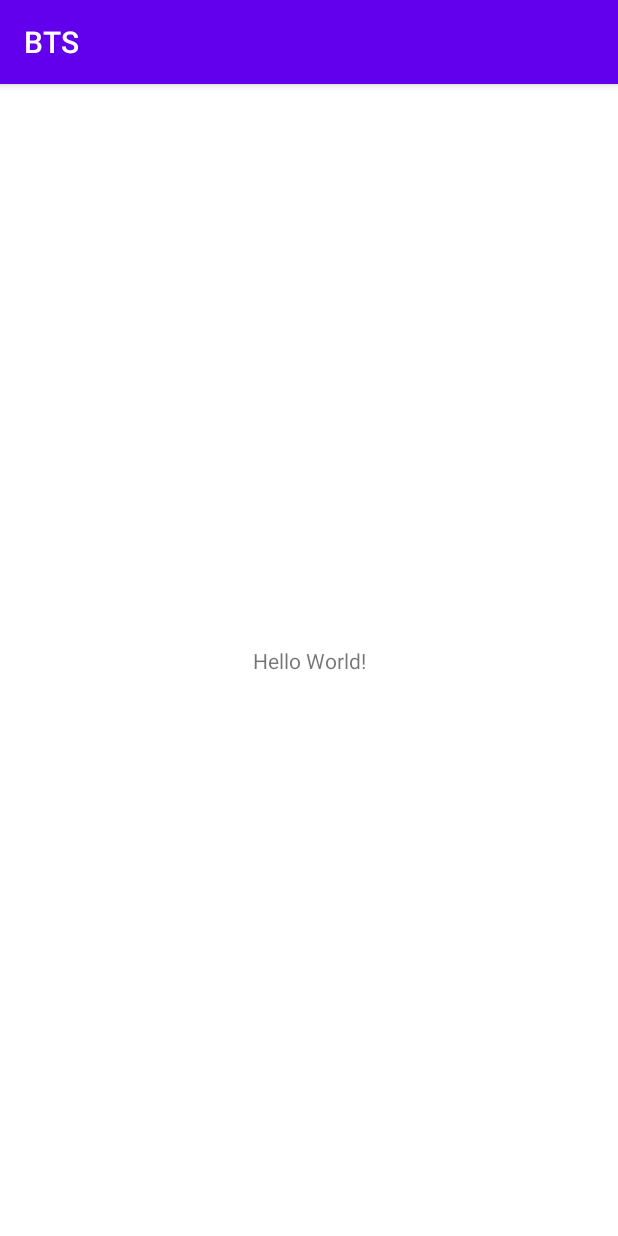
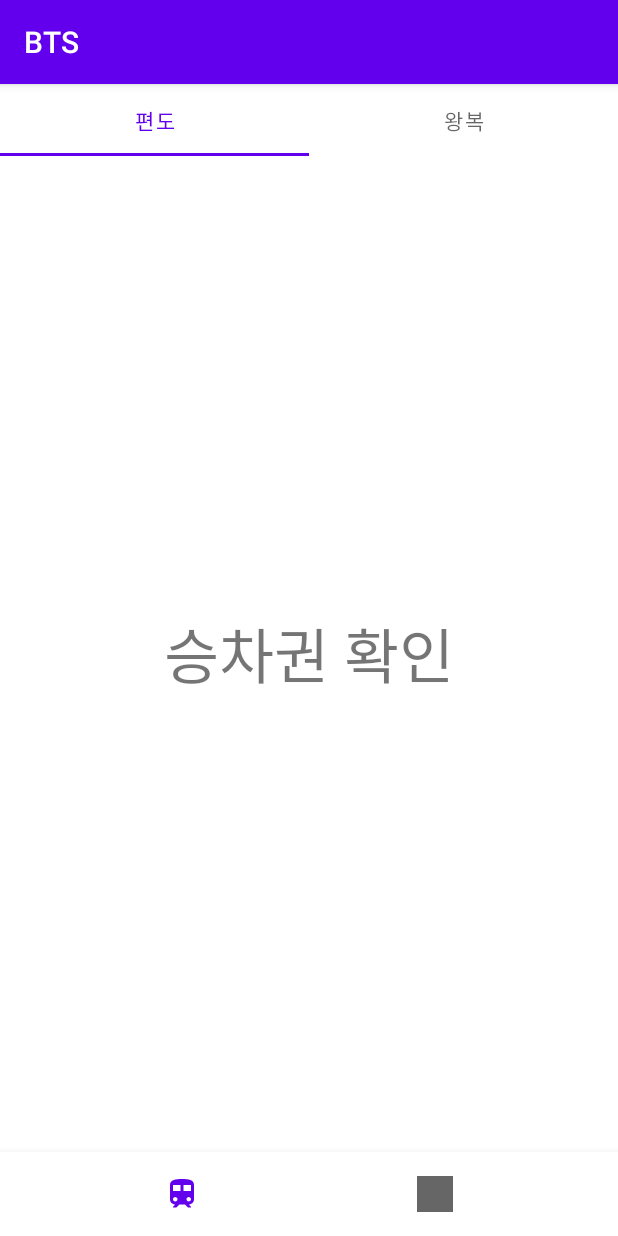
Before and after one commit to Dirtfy/BTS, an Android app: the screen it shows after launch (MainActivity), on a phone screen of 412 x 824 dp. Run offline under Robolectric (Android 15) with nearby library versions, the phone set to English and light mode, and no system bars.

Commit message:
기본틀

```diff
--- a/app/build.gradle
+++ b/app/build.gradle
@@ -29,7 +29,8 @@ android {
 }
 
 dependencies {
-
+    implementation 'com.github.bumptech.glide:glide:4.13.2'
+    annotationProcessor 'com.github.bumptech.glide:glide:4.13.2'
     implementation 'androidx.appcompat:appcompat:1.5.1'
     implementation 'com.google.android.material:material:1.7.0'
     implementation 'androidx.constraintlayout:constraintlayout:2.1.4'
--- a/app/src/main/AndroidManifest.xml
+++ b/app/src/main/AndroidManifest.xml
@@ -14,7 +14,7 @@
         android:theme="@style/Theme.BTS"
         tools:targetApi="31">
         <activity
-            android:name=".MainActivity"
+            android:name=".Home.MainActivity"
             android:exported="true">
             <intent-filter>
                 <action android:name="android.intent.action.MAIN" />
--- /dev/null
+++ b/app/src/main/java/com/dirtfy/bts/Home/Adapter/HowtogoPageAdapter.java
@@ -0,0 +1,43 @@
+package com.dirtfy.bts.Home.Adapter;
+
+import androidx.annotation.NonNull;
+import androidx.fragment.app.Fragment;
+import androidx.fragment.app.FragmentManager;
+import androidx.fragment.app.FragmentStatePagerAdapter;
+import androidx.viewpager.widget.PagerAdapter;
+
+import com.dirtfy.bts.Home.Fragment.Home_one_way;
+import com.dirtfy.bts.Home.Fragment.Home_round_trip;
+
+import java.util.ArrayList;
+
+public class HowtogoPageAdapter extends FragmentStatePagerAdapter {
+    private int numberOfFragment;
+
+    private ArrayList<Fragment> fragments;
+
+    public HowtogoPageAdapter(FragmentManager fm, ArrayList<Fragment> fragments, int numberOfFragment){
+        super(fm, FragmentStatePagerAdapter.BEHAVIOR_RESUME_ONLY_CURRENT_FRAGMENT);
+        this.fragments = fragments;
+        this.numberOfFragment = numberOfFragment;
+    }
+
+    @NonNull
+    @Override
+    public Fragment getItem(int position) {
+        return fragments.get(position);
+    }
+
+    @Override
+    public int getCount() {
+        return numberOfFragment;
+    }
+
+    public Home_one_way getPost1_fragment() {
+        return (Home_one_way) fragments.get(0);
+    }
+
+    public Home_round_trip getPost2_fragment() {
+        return (Home_round_trip) fragments.get(1);
+    }
+}
--- /dev/null
+++ b/app/src/main/java/com/dirtfy/bts/Home/Fragment/Home_Buyticket.java
@@ -0,0 +1,97 @@
+package com.dirtfy.bts.Home.Fragment;
+
+import android.content.Context;
+import android.os.Bundle;
+import android.view.LayoutInflater;
+import android.view.View;
+import android.view.ViewGroup;
+import com.bumptech.glide.Glide;
+import com.bumptech.glide.RequestManager;
+import androidx.annotation.NonNull;
+import androidx.annotation.Nullable;
+import androidx.fragment.app.Fragment;
+import androidx.viewpager.widget.ViewPager;
+
+import com.dirtfy.bts.Home.Adapter.HowtogoPageAdapter;
+import com.dirtfy.bts.R;
+import com.google.android.material.tabs.TabLayout;
+
+import java.util.ArrayList;
+
+
+public class Home_Buyticket extends Fragment {
+    private View view;
+
+    private static final String ARG_PARAM1 = "param1";
+    private static final String ARG_PARAM2 = "param2";
+    private int currentTabIndex = 0;
+    private ArrayList<Fragment> fragments;
+    private String mParam1;
+    private String mParam2;
+    private TabLayout tabLayout;
+    private ViewPager viewPager;
+    private HowtogoPageAdapter pageAdater;
+    private Context context;
+    private RequestManager mGlideRequestManager;
+    public Home_Buyticket() {
+        // Required empty public constructor
+    }
+
+    public static Home_Buyticket newInstance(String param1, String param2) {
+        Home_Buyticket fragment = new Home_Buyticket();
+        Bundle args = new Bundle();
+        args.putString(ARG_PARAM1, param1);
+        args.putString(ARG_PARAM2, param2);
+        fragment.setArguments(args);
+        return fragment;
+    }
+
+    @Override
+    public void onCreate(Bundle savedInstanceState) {
+        super.onCreate(savedInstanceState);
+        if (getArguments() != null) {
+            mParam1 = getArguments().getString(ARG_PARAM1);
+            mParam2 = getArguments().getString(ARG_PARAM2);
+        }
+        context = getContext();
+        mGlideRequestManager = Glide.with(getActivity());
+    }
+
+    @Nullable
+    @Override
+    public View onCreateView(@NonNull LayoutInflater inflater, @Nullable ViewGroup container, @Nullable Bundle savedInstanceState) {
+        view = inflater.inflate(R.layout.fragment_buyticket, container, false);
+        tabLayout = view.findViewById(R.id.buyticket_tabLayout);
+        viewPager = view.findViewById(R.id.viewPage);
+
+        tabLayout.addTab(tabLayout.newTab().setText(R.string.home_buyticket_tabname_one_way));
+        tabLayout.addTab(tabLayout.newTab().setText(R.string.home_buyticket_tabname_round_trip));
+
+        tabLayout.addOnTabSelectedListener(new TabLayout.OnTabSelectedListener() {
+            @Override
+            public void onTabSelected(TabLayout.Tab tab) {
+                currentTabIndex = tab.getPosition();
+                viewPager.setCurrentItem(currentTabIndex);
+            }
+
+            @Override
+            public void onTabUnselected(TabLayout.Tab tab) {
+
+            }
+
+            @Override
+            public void onTabReselected(TabLayout.Tab tab) {
+
+            }
+        });
+
+        fragments = new ArrayList<>();
+        fragments.add(new Home_one_way());
+        fragments.add(new Home_round_trip());
+        pageAdater = new HowtogoPageAdapter(getChildFragmentManager(), fragments, tabLayout.getTabCount());
+        viewPager.setAdapter(pageAdater);
+        viewPager.setCurrentItem(currentTabIndex);
+        viewPager.addOnPageChangeListener(new TabLayout.TabLayoutOnPageChangeListener(tabLayout));
+        return view;
+    }
+}
--- /dev/null
+++ b/app/src/main/java/com/dirtfy/bts/Home/Fragment/Home_Checkticket.java
@@ -0,0 +1,23 @@
+package com.dirtfy.bts.Home.Fragment;
+
+import android.os.Bundle;
+import android.view.LayoutInflater;
+import android.view.View;
+import android.view.ViewGroup;
+
+import androidx.annotation.NonNull;
+import androidx.annotation.Nullable;
+import androidx.fragment.app.Fragment;
+
+import com.dirtfy.bts.R;
+
+public class Home_Checkticket extends Fragment {
+    private View view;
+
+    @Nullable
+    @Override
+    public View onCreateView(@NonNull LayoutInflater inflater, @Nullable ViewGroup container, @Nullable Bundle savedInstanceState) {
+        view = inflater.inflate(R.layout.fragment_checkticket, container, false);
+        return view;
+    }
+}
--- /dev/null
+++ b/app/src/main/java/com/dirtfy/bts/Home/Fragment/Home_one_way.java
@@ -0,0 +1,23 @@
+package com.dirtfy.bts.Home.Fragment;
+
+import android.os.Bundle;
+import android.view.LayoutInflater;
+import android.view.View;
+import android.view.ViewGroup;
+
+import androidx.annotation.NonNull;
+import androidx.annotation.Nullable;
+import androidx.fragment.app.Fragment;
+
+import com.dirtfy.bts.R;
+
+public class Home_one_way extends Fragment {
+    private View view;
+
+    @Nullable
+    @Override
+    public View onCreateView(@NonNull LayoutInflater inflater, @Nullable ViewGroup container, @Nullable Bundle savedInstanceState) {
+        view = inflater.inflate(R.layout.fragment_checkticket, container, false);
+        return view;
+    }
+}
--- /dev/null
+++ b/app/src/main/java/com/dirtfy/bts/Home/Fragment/Home_round_trip.java
@@ -0,0 +1,23 @@
+package com.dirtfy.bts.Home.Fragment;
+
+import android.os.Bundle;
+import android.view.LayoutInflater;
+import android.view.View;
+import android.view.ViewGroup;
+
+import androidx.annotation.NonNull;
+import androidx.annotation.Nullable;
+import androidx.fragment.app.Fragment;
+
+import com.dirtfy.bts.R;
+
+public class Home_round_trip extends Fragment {
+    private View view;
+
+    @Nullable
+    @Override
+    public View onCreateView(@NonNull LayoutInflater inflater, @Nullable ViewGroup container, @Nullable Bundle savedInstanceState) {
+        view = inflater.inflate(R.layout.fragment_checkticket, container, false);
+        return view;
+    }
+}
--- /dev/null
+++ b/app/src/main/java/com/dirtfy/bts/Home/MainActivity.java
@@ -0,0 +1,47 @@
+package com.dirtfy.bts.Home;
+
+import androidx.annotation.NonNull;
+import androidx.appcompat.app.AppCompatActivity;
+import androidx.fragment.app.FragmentTransaction;
+
+import android.os.Bundle;
+import android.view.MenuItem;
+
+import com.dirtfy.bts.Home.Fragment.Home_Buyticket;
+import com.dirtfy.bts.Home.Fragment.Home_Checkticket;
+import com.dirtfy.bts.R;
+import com.google.android.material.bottomnavigation.BottomNavigationView;
+
+public class MainActivity extends AppCompatActivity {
+    BottomNavigationView main_bottom;
+    FragmentTransaction fragmentTransaction;
+    @Override
+    protected void onCreate(Bundle savedInstanceState) {
+        super.onCreate(savedInstanceState);
+        setContentView(R.layout.activity_main);
+
+        main_bottom = findViewById(R.id.bottomNavigationView);
+        main_bottom.setOnNavigationItemSelectedListener(new BottomNavigationView.OnNavigationItemSelectedListener() {
+            @Override
+            public boolean onNavigationItemSelected(@NonNull MenuItem item) {
+                setFragment(item.getItemId());
+                return true;
+            }
+        });
+        setFragment(R.id.bottom_buyticket);
+    }
+
+    public void setFragment(int n) {
+        fragmentTransaction = getSupportFragmentManager().beginTransaction();
+        switch (n) {
+            case R.id.bottom_buyticket:
+                Home_Buyticket Buyticket = new Home_Buyticket();
+                fragmentTransaction.replace(R.id.main_layout, Buyticket).commitAllowingStateLoss();
+                break;
+            case R.id.bottom_checkticket:
+                Home_Checkticket Checkticket = new Home_Checkticket();
+                fragmentTransaction.replace(R.id.main_layout,Checkticket).commit();
+                break;
+        }
+    }
+}
--- a/app/src/main/java/com/dirtfy/bts/MainActivity.java
+++ /dev/null
@@ -1,14 +0,0 @@
-package com.dirtfy.bts;
-
-import androidx.appcompat.app.AppCompatActivity;
-
-import android.os.Bundle;
-
-public class MainActivity extends AppCompatActivity {
-
-    @Override
-    protected void onCreate(Bundle savedInstanceState) {
-        super.onCreate(savedInstanceState);
-        setContentView(R.layout.activity_main);
-    }
-}
--- /dev/null
+++ b/app/src/main/res/drawable/ic_baseline_train_24.xml
@@ -0,0 +1,5 @@
+<vector android:height="24dp" android:tint="#000000"
+    android:viewportHeight="24" android:viewportWidth="24"
+    android:width="24dp" xmlns:android="http://schemas.android.com/apk/res/android">
+    <path android:fillColor="@android:color/white" android:pathData="M12,2c-4,0 -8,0.5 -8,4v9.5C4,17.43 5.57,19 7.5,19L6,20.5v0.5h2.23l2,-2L14,19l2,2h2v-0.5L16.5,19c1.93,0 3.5,-1.57 3.5,-3.5L20,6c0,-3.5 -3.58,-4 -8,-4zM7.5,17c-0.83,0 -1.5,-0.67 -1.5,-1.5S6.67,14 7.5,14s1.5,0.67 1.5,1.5S8.33,17 7.5,17zM11,10L6,10L6,6h5v4zM13,10L13,6h5v4h-5zM16.5,17c-0.83,0 -1.5,-0.67 -1.5,-1.5s0.67,-1.5 1.5,-1.5 1.5,0.67 1.5,1.5 -0.67,1.5 -1.5,1.5z"/>
+</vector>
--- a/app/src/main/res/layout/activity_main.xml
+++ b/app/src/main/res/layout/activity_main.xml
@@ -4,15 +4,30 @@
     xmlns:tools="http://schemas.android.com/tools"
     android:layout_width="match_parent"
     android:layout_height="match_parent"
-    tools:context=".MainActivity">
+    tools:context=".Home.MainActivity">
 
-    <TextView
-        android:layout_width="wrap_content"
+    <FrameLayout
+        android:id="@+id/main_layout"
+        android:layout_width="match_parent"
+        android:layout_height="0dp"
+        app:layout_constraintBottom_toTopOf="@+id/bottomNavigationView"
+        app:layout_constraintEnd_toEndOf="parent"
+        app:layout_constraintStart_toStartOf="parent"
+        app:layout_constraintTop_toTopOf="parent" >
+
+    </FrameLayout>
+
+
+    <com.google.android.material.bottomnavigation.BottomNavigationView
+        android:id="@+id/bottomNavigationView"
+        android:layout_width="match_parent"
         android:layout_height="wrap_content"
-        android:text="Hello World!"
+        app:itemBackground="@android:color/white"
+        app:labelVisibilityMode="unlabeled"
         app:layout_constraintBottom_toBottomOf="parent"
         app:layout_constraintEnd_toEndOf="parent"
         app:layout_constraintStart_toStartOf="parent"
-        app:layout_constraintTop_toTopOf="parent" />
+        app:menu="@menu/main_bottom_navigation"/>
+
 
 </androidx.constraintlayout.widget.ConstraintLayout>
--- /dev/null
+++ b/app/src/main/res/layout/fragment_buyticket.xml
@@ -0,0 +1,30 @@
+<?xml version="1.0" encoding="utf-8"?>
+<FrameLayout xmlns:android="http://schemas.android.com/apk/res/android"
+    xmlns:tools="http://schemas.android.com/tools"
+    android:layout_width="match_parent"
+    android:layout_height="match_parent"
+    xmlns:app="http://schemas.android.com/apk/res-auto"
+    tools:context=".Home.Fragment.Home_Buyticket"
+    android:id="@+id/my_page_frameLayout">
+
+    <androidx.constraintlayout.widget.ConstraintLayout
+        android:id="@+id/home_buyticket_parentLayout"
+        android:layout_width="match_parent"
+        android:layout_height="match_parent">
+
+        <com.google.android.material.tabs.TabLayout
+            android:id="@+id/buyticket_tabLayout"
+            android:layout_width="match_parent"
+            android:layout_height="wrap_content"
+            app:layout_constraintTop_toTopOf="parent"
+            app:layout_constraintBottom_toTopOf="@id/viewPage">
+        </com.google.android.material.tabs.TabLayout>
+        <androidx.viewpager.widget.ViewPager
+            android:id="@+id/viewPage"
+            android:layout_width="match_parent"
+            android:layout_height="0dp"
+            app:layout_constraintTop_toBottomOf="@id/buyticket_tabLayout"
+            app:layout_constraintBottom_toBottomOf="parent">
+        </androidx.viewpager.widget.ViewPager>
+        </androidx.constraintlayout.widget.ConstraintLayout>
+</FrameLayout>
--- /dev/null
+++ b/app/src/main/res/layout/fragment_checkticket.xml
@@ -0,0 +1,18 @@
+<?xml version="1.0" encoding="utf-8"?>
+<androidx.constraintlayout.widget.ConstraintLayout
+    xmlns:android="http://schemas.android.com/apk/res/android"
+    xmlns:app="http://schemas.android.com/apk/res-auto"
+    android:layout_width="match_parent"
+    android:layout_height="match_parent">
+
+    <TextView
+        android:layout_width="wrap_content"
+        android:layout_height="wrap_content"
+        android:text="승차권 확인"
+        android:textSize="40sp"
+        app:layout_constraintBottom_toBottomOf="parent"
+        app:layout_constraintEnd_toEndOf="parent"
+        app:layout_constraintStart_toStartOf="parent"
+        app:layout_constraintTop_toTopOf="parent" />
+
+</androidx.constraintlayout.widget.ConstraintLayout>
--- /dev/null
+++ b/app/src/main/res/menu/main_bottom_navigation.xml
@@ -0,0 +1,18 @@
+<menu xmlns:app="http://schemas.android.com/apk/res-auto"
+    xmlns:android="http://schemas.android.com/apk/res/android">
+
+    <!--    하단바에 들어갈 문자들 설정 -->
+    <item
+        android:id="@+id/bottom_buyticket"
+        android:enabled="true"
+        android:title="승차권 예매"
+        android:icon="@drawable/ic_baseline_train_24"
+        android:checked="true"/>
+
+    <item
+        android:id="@+id/bottom_checkticket"
+        android:enabled="true"
+        android:title="승차권 확인"
+        android:icon="@drawable/ic_launcher_background"
+        />
+</menu>
--- a/app/src/main/res/values/strings.xml
+++ b/app/src/main/res/values/strings.xml
@@ -1,3 +1,5 @@
 <resources>
     <string name="app_name">BTS</string>
+    <string name="home_buyticket_tabname_one_way">편도</string>
+    <string name="home_buyticket_tabname_round_trip">왕복</string>
 </resources>
```
